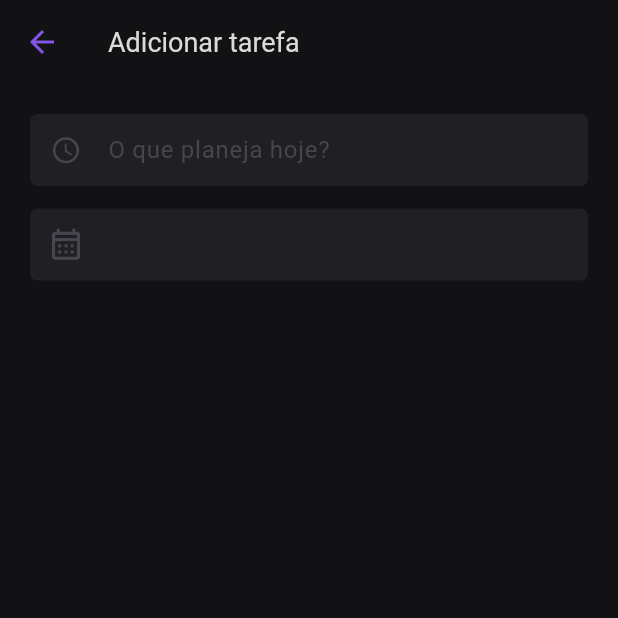
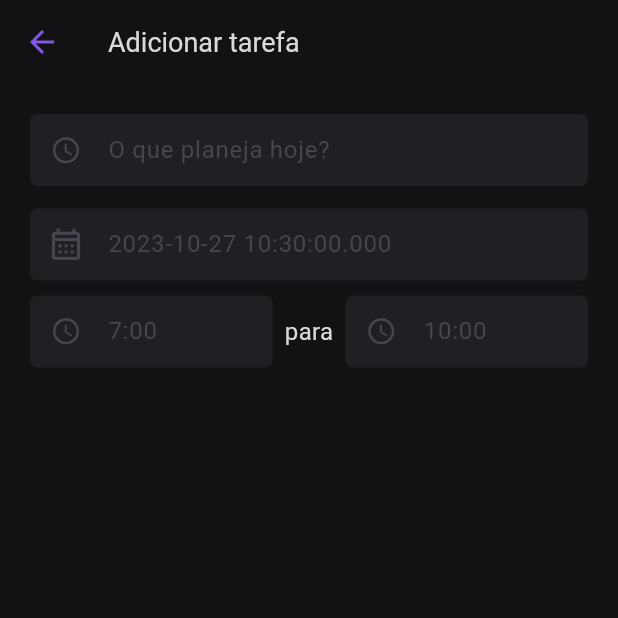
Before and after one commit to josedeneto/todo_app, a Flutter app: the AddTodoPage screen opened by its route, on a phone screen of 412 x 824 dp, the top half of it. Run offline on Flutter 3.47's test engine with Material 2 defaults, Android fonts, the phone set to English and light mode, and no system bars.

Commit message:
Adicionei novos campos de texto para hora, e os textos agora são provenientes da class AppConstants

```diff
--- a/lib/app/utils/constants/app_constants.dart
+++ b/lib/app/utils/constants/app_constants.dart
@@ -1,3 +1,6 @@
 class AppConstants {
-  static const messageNoTodo ="Sem tarefas por fazer. Adicione uma tarefa";
+  static const messageNoTodo ='Sem tarefas por fazer. Adicione uma tarefa';
+  static const  addTodo = 'Adicionar tarefa';
+  static const whatYourPlane = 'O que planeja hoje?';
+  static const to ='para';
 }
--- a/lib/app/utils/theme/app_theme.dart
+++ b/lib/app/utils/theme/app_theme.dart
@@ -43,6 +43,7 @@ class AppTheme {
           fillColor: AppColor.textField,
           errorBorder: AppStyle.errorBorder,
           isDense: true,
+
           border: AppStyle.defaultBorder,
           focusedBorder: AppStyle.focusedBorder,
         ),
--- a/lib/app/views/add_todo/add_todo_page.dart
+++ b/lib/app/views/add_todo/add_todo_page.dart
@@ -1,4 +1,6 @@
+import 'package:app_todo/app/utils/constants/app_constants.dart';
 import 'package:app_todo/app/utils/helpers/extensions/navigators_extension.dart';
+import 'package:app_todo/app/utils/style/app_typography.dart';
 import 'package:app_todo/app/utils/widgets/app_bar_widget.dart';
 import 'package:flutter/material.dart';
 import '../../utils/colors/app_color.dart';
@@ -16,11 +18,15 @@ class _AddTodoPageState extends State<AddTodoPage>
     with Validator, MessageValidator {
   late TextEditingController todoController;
   late TextEditingController dateController;
+  late TextEditingController initHourController;
+  late TextEditingController finalHourController;
   final _formKey = GlobalKey<FormState>();
   @override
   void initState() {
     todoController = TextEditingController();
     dateController = TextEditingController();
+    initHourController = TextEditingController();
+    finalHourController = TextEditingController();
     super.initState();
   }
 
@@ -28,6 +34,8 @@ class _AddTodoPageState extends State<AddTodoPage>
   void dispose() {
     todoController.dispose();
     dateController.dispose();
+    initHourController.dispose();
+    finalHourController.dispose();
     super.dispose();
   }
 
@@ -36,7 +44,7 @@ class _AddTodoPageState extends State<AddTodoPage>
     return Scaffold(
       appBar: AppBarWidget(
         title: const Text(
-          'Adicionar tarefa',
+          AppConstants.addTodo,
         ),
       ),
       body: Padding(
@@ -48,7 +56,6 @@ class _AddTodoPageState extends State<AddTodoPage>
           key: _formKey,
           child: Column(
             mainAxisSize: MainAxisSize.min,
-            crossAxisAlignment: CrossAxisAlignment.stretch,
             children: [
               TextFormField(
                 controller: todoController,
@@ -60,7 +67,7 @@ class _AddTodoPageState extends State<AddTodoPage>
                     Icons.access_time_rounded,
                     size: 21,
                   ),
-                  hintText: 'O que planeja hoje?',
+                  hintText: AppConstants.whatYourPlane,
                 ),
                 onChanged: (value) {
                   setState(() {
@@ -72,6 +79,7 @@ class _AddTodoPageState extends State<AddTodoPage>
                 height: 15,
               ),
               TextFormField(
+                controller: dateController,
                 readOnly: true,
                 onTap: () {
                   showDatePicker(
@@ -85,9 +93,10 @@ class _AddTodoPageState extends State<AddTodoPage>
                     });
                   });
                 },
+                style: const TextStyle(color: AppColor.white),
                 cursorColor: AppColor.secondary,
                 decoration: InputDecoration(
-                  hintText: dateController.text,
+                  hintText: DateTime.now().toString(),
                   prefixIcon: const Icon(
                     Icons.calendar_month_outlined,
                     size: 25,
@@ -99,6 +108,42 @@ class _AddTodoPageState extends State<AddTodoPage>
                   });
                 },
               ),
+              const SizedBox(
+                height: 10,
+              ),
+              Row(
+                mainAxisAlignment: MainAxisAlignment.spaceEvenly,
+                children: [
+                  Expanded(
+                    child: TextFormField(
+                      style: const TextStyle(color: AppColor.white),
+                      decoration: const InputDecoration(
+                        prefixIcon: Icon(Icons.access_time_rounded, size: 21,),
+                        hintText: '7:00',
+                      ),
+                    ),
+                  ),
+                  Padding(
+                    padding: const EdgeInsets.all(8.0),
+                    child: Text(
+                      AppConstants.to,
+                      style: AppTypography.normal!.copyWith(
+                        fontWeight: FontWeight.w400,
+                      ),
+                    ),
+                  ),
+                  Expanded(
+                    child: TextFormField(
+                      style: const TextStyle(color: AppColor.white),
+                      decoration: const InputDecoration(
+                        hintText: '10:00',
+                         prefixIcon: Icon(Icons.access_time_rounded, size: 21,),
+                        hintStyle: TextStyle(),
+                      ),
+                    ),
+                  )
+                ],
+              )
             ],
           ),
         ),
```
